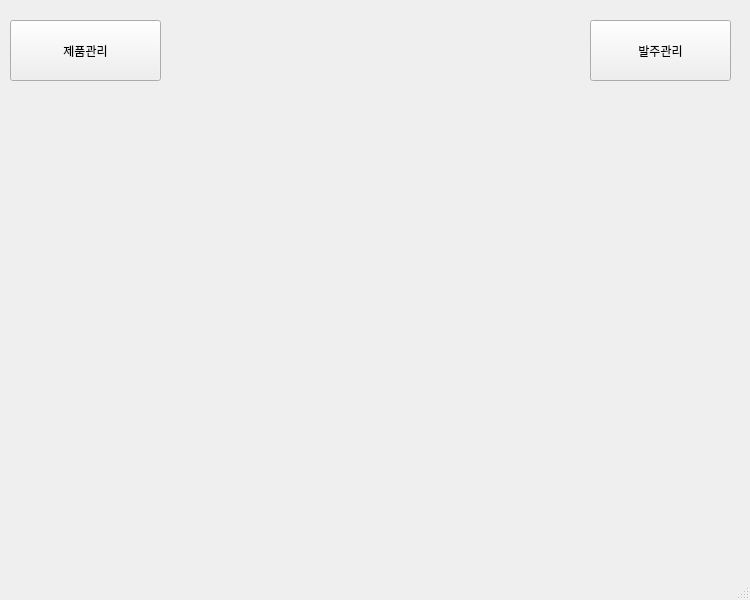
The window that mini_pro1/mini_main.ui (park0609/mini_project) describes before a commit, drawn with Qt 5.
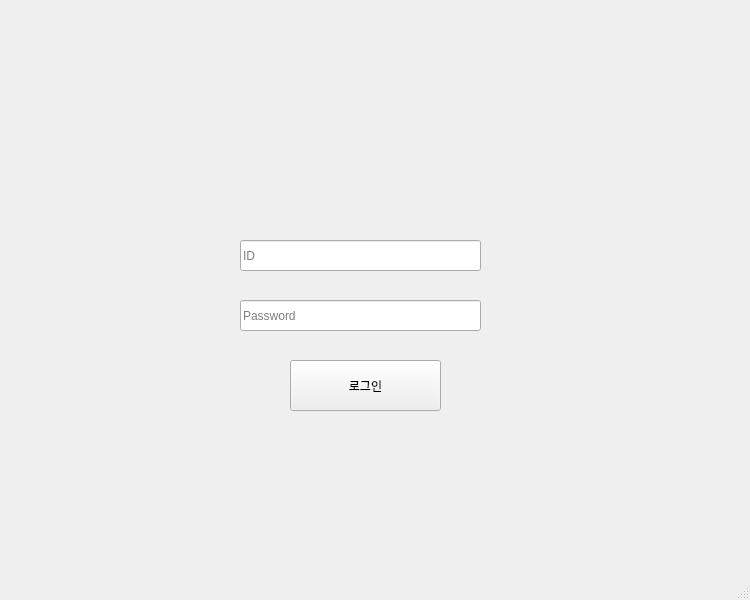
The same window after the commit.

Diff of the .ui file:
```diff
--- a/mini_pro1/mini_main.ui
+++ b/mini_pro1/mini_main.ui
@@ -29,27 +29,46 @@
    <widget class="QPushButton" name="pushButton">
     <property name="geometry">
      <rect>
-      <x>590</x>
-      <y>20</y>
-      <width>141</width>
-      <height>61</height>
-     </rect>
-    </property>
-    <property name="text">
-     <string>발주관리</string>
-    </property>
-   </widget>
-   <widget class="QPushButton" name="pushButton_2">
-    <property name="geometry">
-     <rect>
-      <x>10</x>
-      <y>20</y>
+      <x>290</x>
+      <y>360</y>
       <width>151</width>
-      <height>61</height>
+      <height>51</height>
      </rect>
     </property>
     <property name="text">
-     <string>제품관리</string>
+     <string>로그인</string>
+    </property>
+   </widget>
+   <widget class="QLineEdit" name="lineEdit">
+    <property name="geometry">
+     <rect>
+      <x>240</x>
+      <y>240</y>
+      <width>241</width>
+      <height>31</height>
+     </rect>
+    </property>
+    <property name="inputMask">
+     <string/>
+    </property>
+    <property name="text">
+     <string/>
+    </property>
+    <property name="placeholderText">
+     <string>ID</string>
+    </property>
+   </widget>
+   <widget class="QLineEdit" name="lineEdit_2">
+    <property name="geometry">
+     <rect>
+      <x>240</x>
+      <y>300</y>
+      <width>241</width>
+      <height>31</height>
+     </rect>
+    </property>
+    <property name="placeholderText">
+     <string>Password</string>
     </property>
    </widget>
   </widget>
```
Left out of the diff: 30 changed lines with no effect on the pictures.
